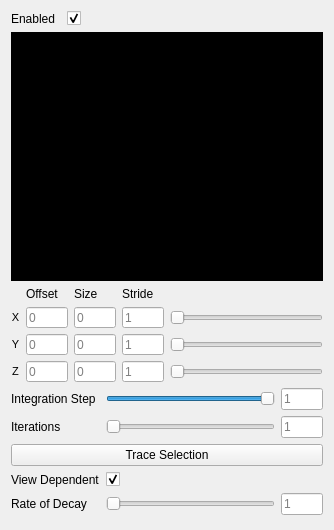
Before: the Qt Designer form include/pli_vis/ui/plugins/tractography_toolbox.ui in VRGroupRWTH/pli_view, drawn with Qt 5.
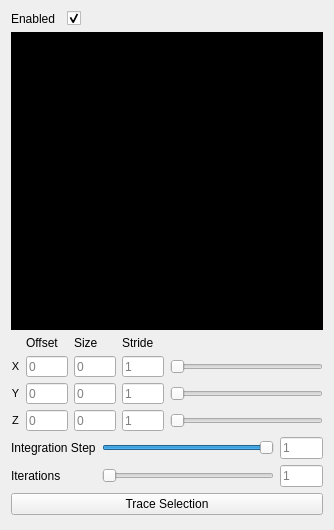
After: the same form once the commit is applied. Custom widgets are drawn as their Qt base class.

Commit message: Split lineao main pass from the view dependent shader to its own.

```diff
--- a/include/pli_vis/ui/plugins/tractography_toolbox.ui
+++ b/include/pli_vis/ui/plugins/tractography_toolbox.ui
@@ -1130,84 +1130,7 @@
      </property>
     </widget>
    </item>
-   <item row="6" column="0" colspan="2">
-    <widget class="QLabel" name="label_view_dependent">
-     <property name="text">
-      <string>View Dependent</string>
-     </property>
-    </widget>
-   </item>
-   <item row="6" column="2">
-    <widget class="QCheckBox" name="checkbox_view_dependent">
-     <property name="sizePolicy">
-      <sizepolicy hsizetype="Preferred" vsizetype="Preferred">
-       <horstretch>0</horstretch>
-       <verstretch>0</verstretch>
-      </sizepolicy>
-     </property>
-     <property name="layoutDirection">
-      <enum>Qt::LeftToRight</enum>
-     </property>
-     <property name="text">
-      <string/>
-     </property>
-     <property name="checked">
-      <bool>true</bool>
-     </property>
-    </widget>
-   </item>
-   <item row="7" column="0" colspan="2">
-    <widget class="QLabel" name="label_rate_of_decay">
-     <property name="text">
-      <string>Rate of Decay</string>
-     </property>
-    </widget>
-   </item>
-   <item row="7" column="2">
-    <widget class="QSlider" name="slider_rate_of_decay">
-     <property name="sizePolicy">
-      <sizepolicy hsizetype="Preferred" vsizetype="Preferred">
-       <horstretch>4</horstretch>
-       <verstretch>0</verstretch>
-      </sizepolicy>
-     </property>
-     <property name="minimumSize">
-      <size>
-       <width>0</width>
-       <height>0</height>
-      </size>
-     </property>
-     <property name="minimum">
-      <number>1</number>
-     </property>
-     <property name="maximum">
-      <number>100</number>
-     </property>
-     <property name="value">
-      <number>1</number>
-     </property>
-     <property name="orientation">
-      <enum>Qt::Horizontal</enum>
-     </property>
-    </widget>
-   </item>
-   <item row="7" column="3">
-    <widget class="QLineEdit" name="line_edit_rate_of_decay">
-     <property name="sizePolicy">
-      <sizepolicy hsizetype="Preferred" vsizetype="Preferred">
-       <horstretch>1</horstretch>
-       <verstretch>0</verstretch>
-      </sizepolicy>
-     </property>
-     <property name="text">
-      <string/>
-     </property>
-     <property name="placeholderText">
-      <string>1</string>
-     </property>
-    </widget>
-   </item>
-   <item row="8" column="0" colspan="4">
+   <item row="6" column="0" colspan="4">
     <spacer name="spacer_vertical">
      <property name="orientation">
       <enum>Qt::Vertical</enum>
```
Left out of the diff: 934 changed lines with no effect on the pictures. The commit also changes 8 other files.
